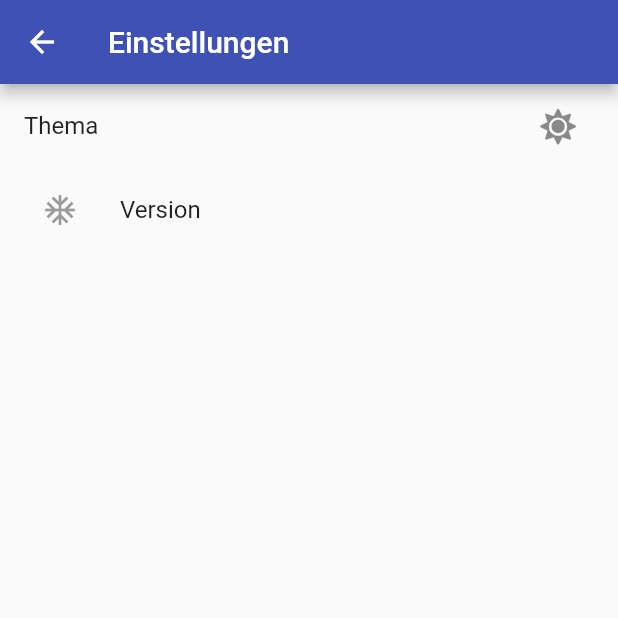
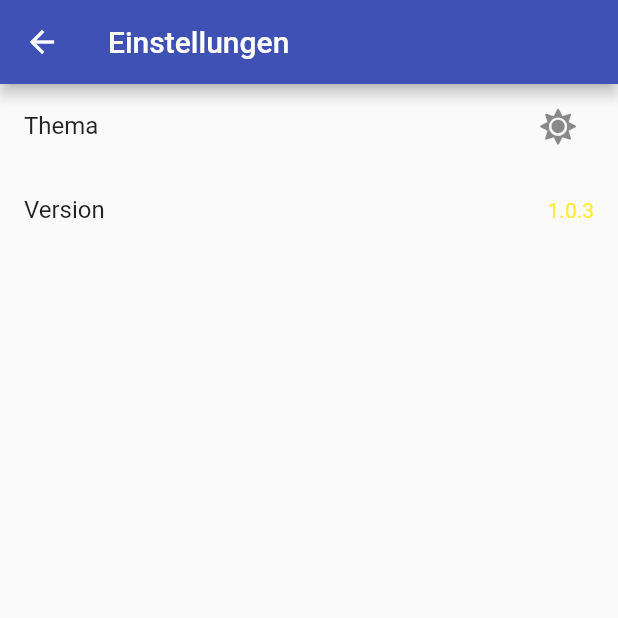
Before and after one commit to entenclub/soundboard, a Flutter app: the screen it shows after launch, in the side drawer, after a tap on "Einstellungen", on a phone screen of 412 x 824 dp, the top half of it. Run offline on Flutter 3.47's test engine with Material 2 defaults, Android fonts, the phone set to English and light mode, and no system bars; our stand-ins replace audioplayers, dynamic_theme, font_awesome_flutter; missing offline and left inert: esys_flutter_share.

Commit message:
show version in app

```diff
--- a/lib/components/drawer/settings.dart
+++ b/lib/components/drawer/settings.dart
@@ -36,17 +36,14 @@ class _SettingsState extends State<Settings> {
                   ? FaIcon(FontAwesomeIcons.solidSun)
                   : FaIcon(FontAwesomeIcons.solidMoon),
               onPressed: changeBrightness,
+              //iconSize: 20.0,
             ),
           ),
           ListTile(
             title: Text('Version'),
             trailing: Text(
-              '',
+              '1.0.3',
               style: TextStyle(color: Colors.yellow),
-            ),
-            leading: IconButton(
-              icon: Icon(Icons.ac_unit),
-              onPressed: null,
             ),
           ),
         ],
--- a/pubspec.yaml
+++ b/pubspec.yaml
@@ -46,7 +46,7 @@ flutter:
     - assets/sounds/youtuber/knossi/
 
     # App Version
-    - assets/VERSION.txt
+    - assets/res/version.txt
 
 import_sorter:
   emojis: true
```
Also changed, not shown: assets/res/version.txt (renamed from assets/VERSION.txt), 1 other file.
